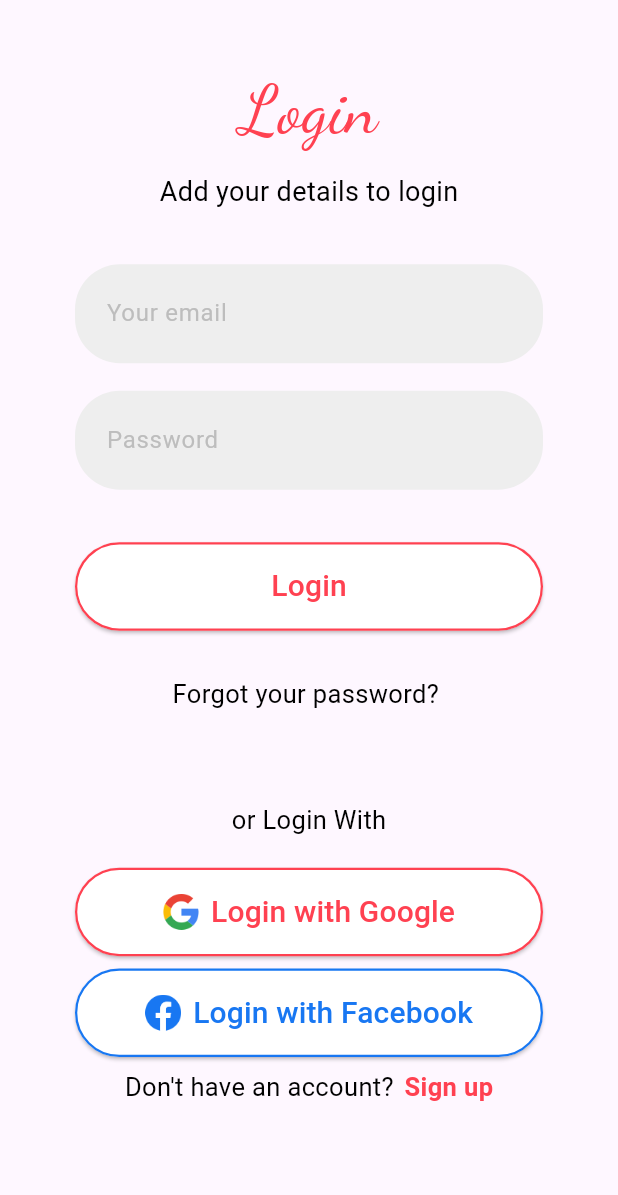
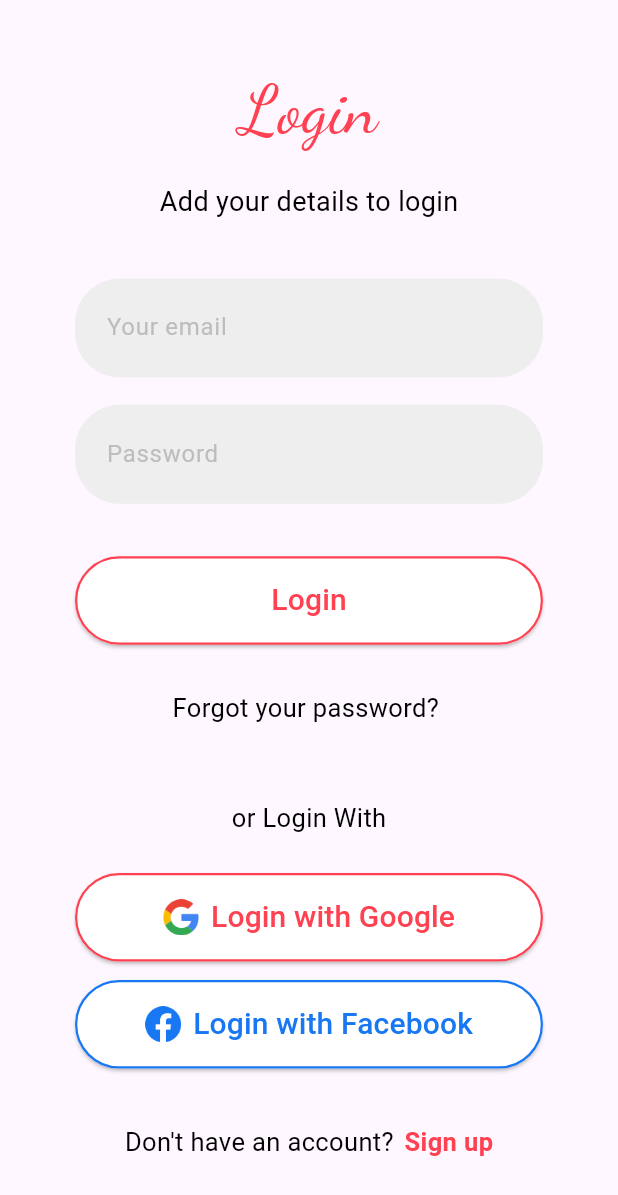
Before and after one commit to AXIOMANETWORK/FindLO2, a Flutter app: the MainPage screen opened by its route, item 5 of the bottom bar chosen, after a tap on "Log out", on a phone screen of 412 x 824 dp. Shown: the top 1195 px of the screen. Run offline on Flutter 3.47's test engine with Material 3 defaults, Android fonts, the phone set to English and light mode, and no system bars; our stand-ins replace cloud_firestore, curved_navigation_bar, firebase_auth, firebase_core, font_awesome_flutter, google_fonts and 1 more; missing offline and left inert: flutter_facebook_auth; accounts and stored records are empty; network calls fail.

Commit message:
Diseño responsivo

```diff
--- a/lib/pages/Usuario/user_page.dart
+++ b/lib/pages/Usuario/user_page.dart
@@ -33,6 +33,7 @@ class _UserPageState extends State<UserPage> {
 
   @override
   Widget build(BuildContext context) {
+    final size = MediaQuery.of(context).size;
     return Scaffold(
       appBar: AppBar(
         title: Text('Cuenta'),
@@ -63,7 +64,7 @@ class _UserPageState extends State<UserPage> {
                       : AssetImage('assets/img/no-profile-pic.png') as ImageProvider,
                 ),
 
-                SizedBox(width: 16),
+                SizedBox(width: size.width * 0.05),
                 Expanded(
                   child: Column(
                     crossAxisAlignment: CrossAxisAlignment.start,
@@ -71,7 +72,7 @@ class _UserPageState extends State<UserPage> {
                       Text(
                         userData?['name'] ?? 'Nombre no disponible',
                         style: TextStyle(
-                          fontSize: 24,
+                          fontSize: size.width * 0.055,
                           color: Colors.white,
                           fontWeight: FontWeight.bold,
                         ),
@@ -79,7 +80,7 @@ class _UserPageState extends State<UserPage> {
                       Text(
                         userData?['email'] ?? 'Email no disponible',
                         style: TextStyle(
-                          fontSize: 16,
+                          fontSize: size.width * 0.045,
                           color: Colors.white70,
                         ),
                       ),
@@ -87,7 +88,7 @@ class _UserPageState extends State<UserPage> {
                   ),
                 ),
                 IconButton(
-                  icon: Icon(Icons.edit, color: Colors.white),
+                  icon: Icon(Icons.edit, color: Colors.white, size: size.width *0.07,),
                   onPressed: () {
                     // Acción para editar el perfil
                   },
@@ -103,10 +104,10 @@ class _UserPageState extends State<UserPage> {
                 _buildMenuItem(Icons.notifications, 'Notificaciones', context),
                 _buildMenuItem(Icons.support, 'Soporte', context),
                 _buildMenuItem(Icons.share, 'Redes Sociales', context),
-                SizedBox(height: 16),
+                SizedBox(height: size.height * 0.035),
                 ListTile(
-                  leading: Icon(Icons.logout, color: Colors.redAccent),
-                  title: Text('Log out'),
+                  leading: Icon(Icons.logout, color: Colors.redAccent, size: size.width * 0.07,),
+                  title: Text('Log out', style: TextStyle(fontSize: size.width *0.045),),
                   onTap: () async {
                     await FirebaseAuth.instance.signOut();
                     Navigator.of(context).pushReplacementNamed('login');
@@ -121,10 +122,11 @@ class _UserPageState extends State<UserPage> {
   }
 
   Widget _buildMenuItem(IconData icon, String title, BuildContext context) {
+    final size = MediaQuery.of(context).size;
     return ListTile(
-      leading: Icon(icon, color: Colors.grey),
-      title: Text(title, style: TextStyle(fontSize: 18)),
-      trailing: Icon(Icons.arrow_forward_ios, color: Colors.grey),
+      leading: Icon(icon, color: Colors.grey, size: size.width * 0.07,),
+      title: Text(title, style: TextStyle(fontSize: size.width * 0.048)),
+      trailing: Icon(Icons.arrow_forward_ios, color: Colors.grey, size: size.width * 0.067,),
       onTap: () {
         // Acciones para cada opción de menú
       },
--- a/lib/pages/Vallarta/vallarta_page.dart
+++ b/lib/pages/Vallarta/vallarta_page.dart
@@ -62,18 +62,19 @@ class BannerItem extends StatelessWidget {
 
   @override
   Widget build(BuildContext context) {
+    final size = MediaQuery.of(context).size;
     return GestureDetector(
       onTap: () {
         // Acción cuando el usuario haga clic en el banner
         print('$text seleccionado');
       },
       child: Container(
-        height: 200,
+        height: size.height * 0.25,
         width: double.infinity, // Ancho completo
         decoration: BoxDecoration(
           image: DecorationImage(
             image: AssetImage(imagePath), // Imagen de fondo
-            fit: BoxFit.cover, // Abarca todo el contenedor
+            fit: BoxFit.cover,
           ),
         ),
         child: Stack(
@@ -93,17 +94,17 @@ class BannerItem extends StatelessWidget {
                 children: [
                   Text(
                     text,
-                    style: const TextStyle(
+                    style: TextStyle(
                       color: Colors.white,
-                      fontSize: 24,
+                      fontSize: size.width * 0.058,
                       fontWeight: FontWeight.bold,
                     ),
                   ),
-                  const SizedBox(width: 20), // Espacio entre el texto y la flecha
-                  const Icon(
+                  SizedBox(width: size.width * 0.06), // Espacio entre el texto y la flecha
+                  Icon(
                     Icons.arrow_forward_ios,
                     color: Colors.white,
-                    size: 24,
+                    size: size.width * 0.06,
                   ),
                 ],
               ),
--- a/lib/pages/login/login_page.dart
+++ b/lib/pages/login/login_page.dart
@@ -18,11 +18,10 @@ class _LoginPageState extends State<LoginPage> {
 
   @override
   Widget build(BuildContext context) {
-    final verticalMargin = MediaQuery.of(context).size.height * 0.05;
-    final textFieldsMargin = MediaQuery.of(context).size.height * 0.01;
+    final size = MediaQuery.of(context).size;
     return Scaffold(
       body: Container(
-        margin: EdgeInsets.symmetric(vertical: verticalMargin),
+        margin: EdgeInsets.symmetric(vertical: size.height * 0.05),
         width: double.infinity,
         child: SingleChildScrollView(
           child: Form(
@@ -30,21 +29,21 @@ class _LoginPageState extends State<LoginPage> {
             child: Column(
               children: [
                 _textLogin(),
-                SizedBox(height: 10),
+                SizedBox(height:  size.height * 0.02),
                 _textLoginDesc(),
-                SizedBox(height: 30),
+                SizedBox(height:  size.height * 0.04),
                 _textFieldEmail(),
-                SizedBox(height: textFieldsMargin),
+                SizedBox(height: size.height * 0.01),
                 _textFieldPassword(),
                 _buttonLogin(),
                 _textForgotPassword(),
-                SizedBox(height: 60),
+                SizedBox(height:  size.height * 0.06),
                 _textLoginAlternatives(),
-                SizedBox(height: 20),
+                SizedBox(height:  size.height * 0.03),
                 _buttonGoogleLogin(),
-                SizedBox(height: textFieldsMargin),
+                SizedBox(height:  size.height * 0.015),
                 _buttonFacebookLogin(),
-                SizedBox(height: textFieldsMargin),
+                SizedBox(height:  size.height * 0.045),
                 _textDontHaveAccount()
               ],
             ),
--- a/lib/pages/mainPage/main_page.dart
+++ b/lib/pages/mainPage/main_page.dart
@@ -20,6 +20,7 @@ class _MainPageState extends State<MainPage> {
 
   @override
   Widget build(BuildContext context) {
+    final size = MediaQuery.of(context).size;
     return Scaffold(
       body: PageView(
         controller: _pageController,
@@ -40,7 +41,7 @@ class _MainPageState extends State<MainPage> {
         backgroundColor: Colors.white,
         color: const Color.fromARGB(255, 255, 65, 81),
         animationDuration: const Duration(milliseconds: 400),
-        height: MediaQuery.of(context).size.height * 0.07,
+        height: size.height * 0.07,
         index: _selectedIndex, // Sincroniza con el índice actual
         onTap: (index) {
           setState(() {
@@ -60,13 +61,13 @@ class _MainPageState extends State<MainPage> {
                 padding: const EdgeInsets.symmetric(vertical: 2.0),
                 child: Image.asset(
                   "assets/img/Directorio_Icono.png",
-                  height: MediaQuery.of(context).size.height * 0.04,
-                  width: MediaQuery.of(context).size.width * 0.05,
+                  height: size.height * 0.04,
+                  width: size.width * 0.05,
                 ),
               ),
-              const Text(
+              Text(
                 "Directorio",
-                style: TextStyle(color: Colors.white, fontSize: 12),
+                style: TextStyle(color: Colors.white, fontSize: size.width * 0.03),
               ),
             ],
           ),
@@ -81,9 +82,9 @@ class _MainPageState extends State<MainPage> {
                   width: MediaQuery.of(context).size.width * 0.06,
                 ),
               ),
-              const Text(
+              Text(
                 "FindTastic",
-                style: TextStyle(color: Colors.white, fontSize: 12),
+                style: TextStyle(color: Colors.white, fontSize: size.width * 0.03),
               ),
             ],
           ),
@@ -91,16 +92,16 @@ class _MainPageState extends State<MainPage> {
             mainAxisAlignment: MainAxisAlignment.center,
             children: [
               Padding(
-                padding: const EdgeInsets.symmetric(vertical: 1.0), // Añade más espacio vertical
+                padding: const EdgeInsets.symmetric(vertical: 1.0),
                 child: Image.asset(
                   "assets/img/Mapa_Icono.png",
                   height: MediaQuery.of(context).size.height * 0.031,
                   width: MediaQuery.of(context).size.width * 0.055,
                 ),
               ),
-              const Text(
+              Text(
                 "  Mapa  ",
-                style: TextStyle(color: Colors.white, fontSize: 12), // Ajusta el tamaño del texto
+                style: TextStyle(color: Colors.white, fontSize: size.width * 0.03),
               ),
             ],
           ),
@@ -115,9 +116,9 @@ class _MainPageState extends State<MainPage> {
                   width: MediaQuery.of(context).size.width * 0.08,
                 ),
               ),
-              const Text(
+              Text(
                 " Vallarta ",
-                style: TextStyle(color: Colors.white, fontSize: 12),
+                style: TextStyle(color: Colors.white, fontSize: size.width * 0.03),
               ),
             ],
           ),
@@ -132,9 +133,9 @@ class _MainPageState extends State<MainPage> {
                   width: MediaQuery.of(context).size.width * 0.06,
                 ),
               ),
-              const Text(
+              Text(
                 " Usuario ",
-                style: TextStyle(color: Colors.white, fontSize: 12),
+                style: TextStyle(color: Colors.white, fontSize: size.width * 0.03),
               ),
             ],
           ),
```
Also changed, not shown: lib/pages/Directory/directory_page.dart (+12 -10 lines), lib/pages/Directory/restaurants_screen.dart (+43 -27 lines), lib/pages/register/register_page.dart (+10 -11 lines).
